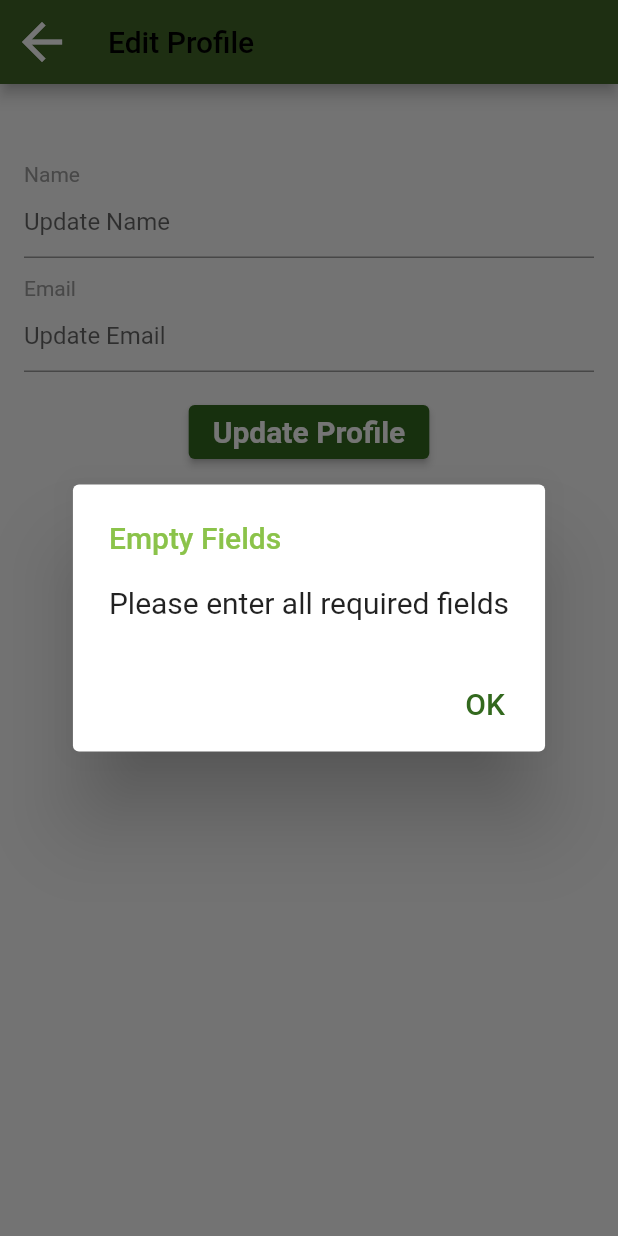
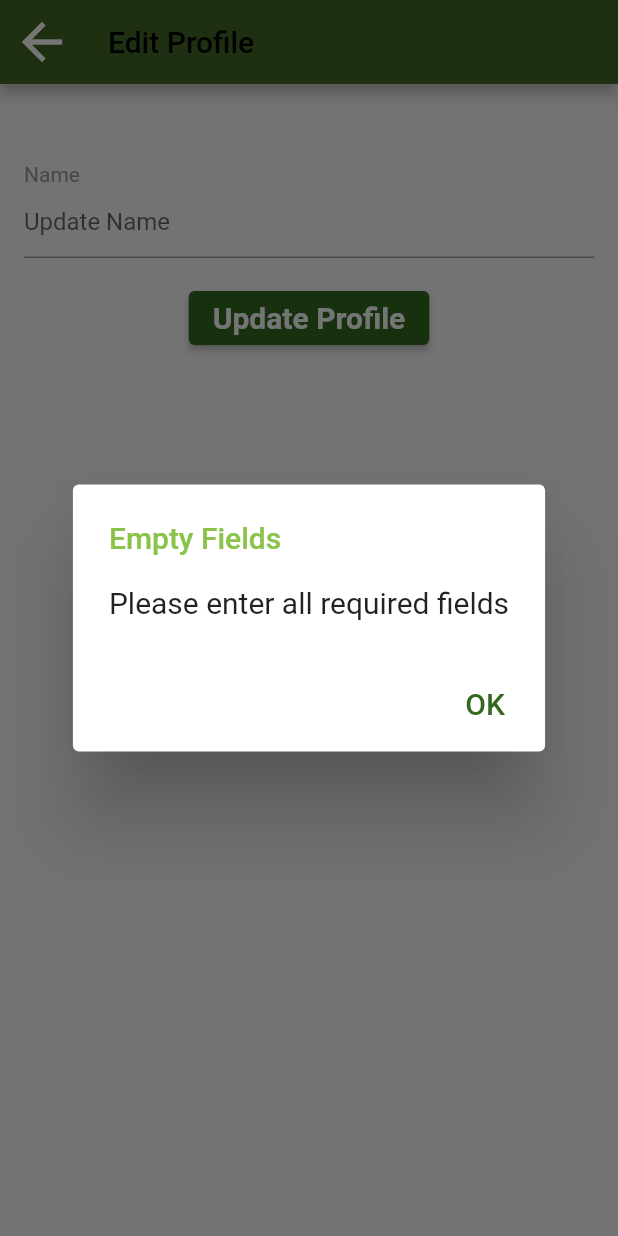
Before and after one commit to Ghadaaljariwi/iRecycle, a Flutter app: the EditProfile screen opened directly, after a tap on "Update Profile", on a phone screen of 412 x 824 dp. Run offline on Flutter 3.47's test engine with Material 2 defaults, Android fonts, the phone set to English and light mode, and no system bars; our stand-ins replace bloc, cached_network_image, cloud_firestore, cross_file, equatable, firebase_auth and 13 more; accounts and stored records are empty.

Commit message:
edit prof no email and forgot password

```diff
--- a/lib/profile/edit_profile.dart
+++ b/lib/profile/edit_profile.dart
@@ -32,7 +32,7 @@ class EditProfile extends StatefulWidget {
 class _EditProfileState extends State<EditProfile> {
   bool isLoading = false;
   TextEditingController nameController = TextEditingController();
-  TextEditingController _emailController = TextEditingController();
+  //TextEditingController _emailController = TextEditingController();
   String uid = FirebaseAuth.instance.currentUser!.uid;
   File? image;
   //User user;
@@ -52,20 +52,24 @@ class _EditProfileState extends State<EditProfile> {
         .listen((DocumentSnapshot snapshot) {
       nameController.text = snapshot.get("firstName");
       image = File(snapshot.get('image'));
-      _emailController.text = snapshot.get("email");
+      // _emailController.text = snapshot.get("email");
       if (mounted) setState(() {});
     });
   }
 
   updateProfile() {
-    if (_emailController.text.isEmpty || nameController.text.isEmpty) {
+    if (nameController.text.isEmpty) {
       showPopUp("Empty Fields", "Please enter all required fields");
-    } else if (!_emailController.text.contains('@')) {
+    }
+    /*
+    else if (!_emailController.text.contains('@')) {
       showPopUp("Invalid E-mail", 'Please enter a valid E-mail address');
-    } else {
+      */
+    // }
+    else {
       FirebaseFirestore.instance.collection('users').doc(uid).update({
         'firstName': nameController.text.toString(),
-        'email': _emailController.text.toString()
+        //'email': _emailController.text.toString()
       }).then((value) {
         showToastMessage("Your profile has been updated successfully");
         Navigator.pop(context);
@@ -219,6 +223,7 @@ class _EditProfileState extends State<EditProfile> {
     );
   }
 
+/*
   Column buildBioField() {
     return Column(
       crossAxisAlignment: CrossAxisAlignment.start,
@@ -238,7 +243,7 @@ class _EditProfileState extends State<EditProfile> {
       ],
     );
   }
-
+*/
   int count = 0;
   void _showDialog() {
     showDialog(
@@ -341,7 +346,7 @@ class _EditProfileState extends State<EditProfile> {
                     children: <Widget>[
                       // buildPictureField(),
                       buildDisplayNameField(),
-                      buildBioField(),
+                      // buildBioField(),
                     ],
                   ),
                 ),
```
Also changed, not shown: lib/pages/forgoPass.dart (+63 -1 lines).
